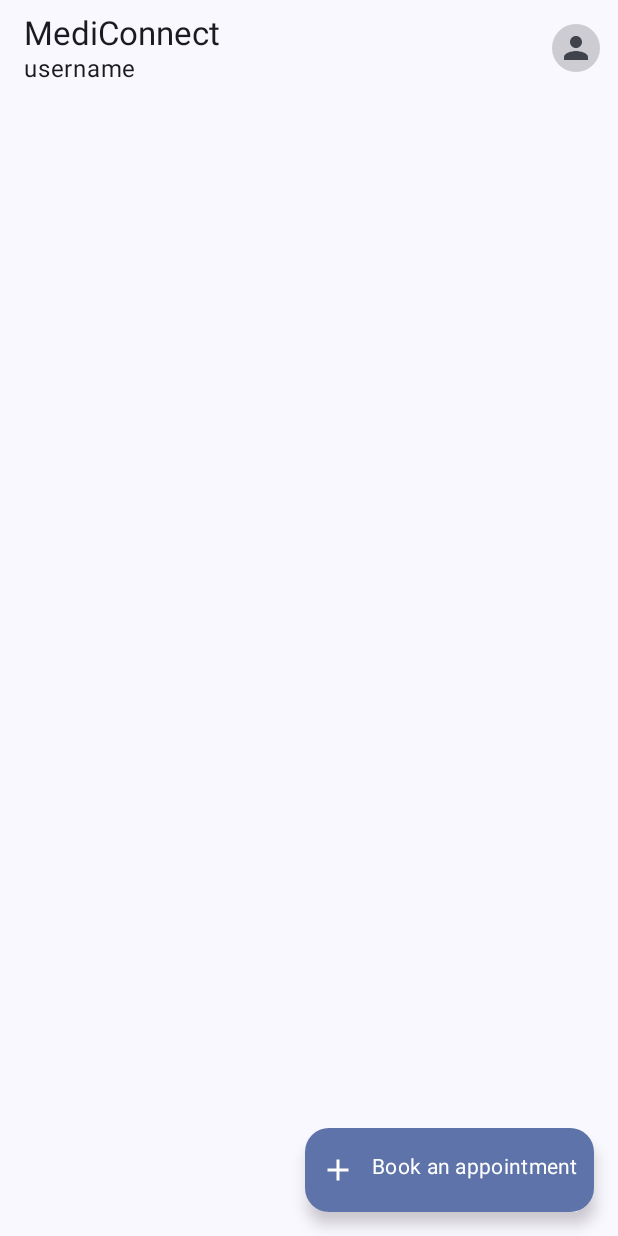
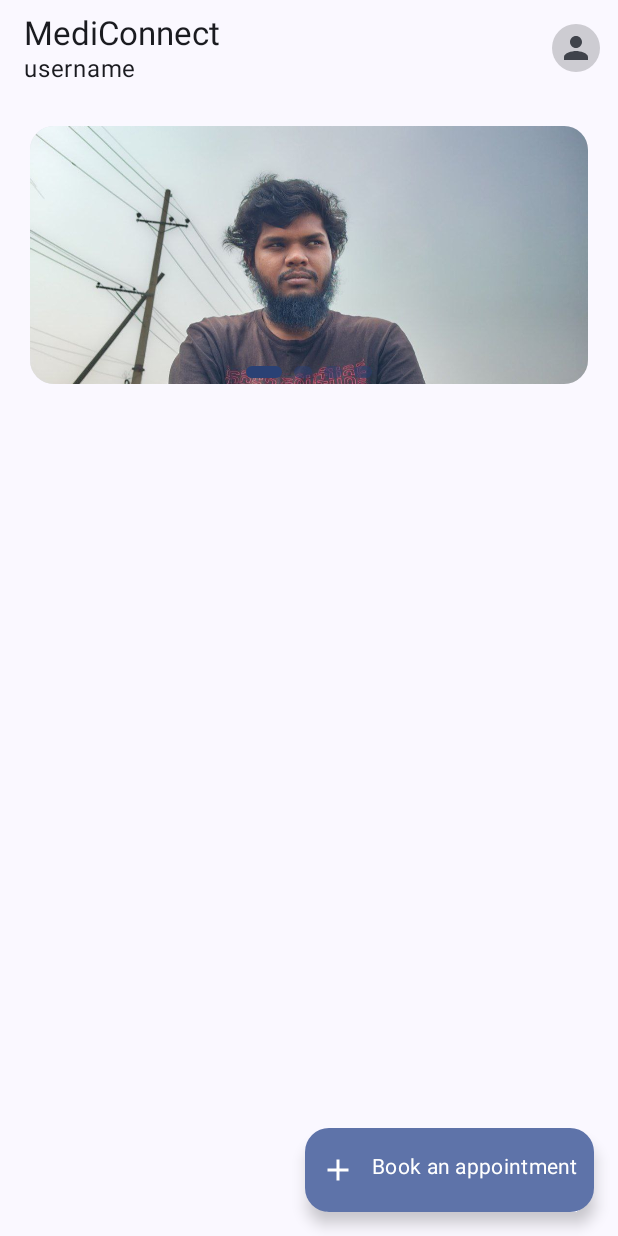
Before and after one commit to mdabdulazizzisan/MediConnect, an Android app built with Jetpack Compose: the HomeScreen screen opened through its navigation route, on a phone screen of 412 x 824 dp. Run offline under Robolectric (Android 15) with nearby library versions, the phone set to English and light mode, and no system bars; our stand-ins replace Firebase (no records; nobody signed in at launch, a user with empty details on screens opened directly).

Commit message:
Add auto scrolling carousal in home

```diff
--- a/app/src/main/java/com/kolu/mediconnect/presentation/screens/home/HomeContent.kt
+++ b/app/src/main/java/com/kolu/mediconnect/presentation/screens/home/HomeContent.kt
@@ -1,16 +1,27 @@
 package com.kolu.mediconnect.presentation.screens.home
 
 import android.annotation.SuppressLint
+import androidx.compose.foundation.ExperimentalFoundationApi
+import androidx.compose.foundation.Image
 import androidx.compose.foundation.background
+import androidx.compose.foundation.clickable
+import androidx.compose.foundation.layout.Box
 import androidx.compose.foundation.layout.Column
 import androidx.compose.foundation.layout.Row
 import androidx.compose.foundation.layout.Spacer
 import androidx.compose.foundation.layout.fillMaxSize
+import androidx.compose.foundation.layout.fillMaxWidth
+import androidx.compose.foundation.layout.height
 import androidx.compose.foundation.layout.padding
+import androidx.compose.foundation.layout.width
+import androidx.compose.foundation.pager.HorizontalPager
+import androidx.compose.foundation.pager.rememberPagerState
 import androidx.compose.foundation.shape.CircleShape
+import androidx.compose.foundation.shape.RoundedCornerShape
 import androidx.compose.material.icons.Icons
 import androidx.compose.material.icons.filled.Add
 import androidx.compose.material.icons.filled.Person
+import androidx.compose.material3.Card
 import androidx.compose.material3.ExperimentalMaterial3Api
 import androidx.compose.material3.FloatingActionButton
 import androidx.compose.material3.Icon
@@ -20,11 +31,21 @@ import androidx.compose.material3.Scaffold
 import androidx.compose.material3.Text
 import androidx.compose.material3.TopAppBar
 import androidx.compose.runtime.Composable
+import androidx.compose.runtime.LaunchedEffect
+import androidx.compose.runtime.getValue
+import androidx.compose.runtime.mutableStateOf
+import androidx.compose.runtime.remember
+import androidx.compose.runtime.setValue
+import androidx.compose.ui.Alignment
 import androidx.compose.ui.Modifier
 import androidx.compose.ui.draw.clip
+import androidx.compose.ui.layout.ContentScale
+import androidx.compose.ui.res.painterResource
 import androidx.compose.ui.tooling.preview.Preview
 import androidx.compose.ui.unit.dp
+import com.kolu.mediconnect.R
 import com.kolu.mediconnect.ui.theme.MediConnectTheme
+import kotlinx.coroutines.delay
 
 @Composable
 fun HomeContent(
@@ -44,7 +65,9 @@ fun HomeContent(
                 .padding(innerPadding)
                 .fillMaxSize()
                 .background(MaterialTheme.colorScheme.background)
-        ) { }
+        ) {
+            BannerCarousel(onBannerClick = onBookAnAppointmentClick)
+        }
     }
 }
 
@@ -104,6 +127,83 @@ fun HomeTopBar(
 
 }
 
+@OptIn(ExperimentalFoundationApi::class)
+@Composable
+fun BannerCarousel(
+    modifier: Modifier = Modifier,
+    onBannerClick: () -> Unit
+) {
+    val bannerImages = listOf(
+        R.drawable.image1,
+        R.drawable.image4,
+        R.drawable.image2,
+        R.drawable.image3
+
+    )
+
+    val pagerState = rememberPagerState(pageCount = { bannerImages.size })
+
+    LaunchedEffect(Unit) {
+        while(true) {
+            delay(3000)
+            val nextPage = (pagerState.currentPage + 1) % bannerImages.size
+            pagerState.animateScrollToPage(nextPage)
+        }
+    }
+
+    Column(
+        modifier = modifier
+            .fillMaxWidth()
+            .padding(16.dp)
+    ) {
+        Box(
+            modifier = Modifier
+                .fillMaxWidth()
+                .height(180.dp)
+        ) {
+            HorizontalPager(
+                state = pagerState,
+                modifier = Modifier.fillMaxSize()
+            ) { page ->
+                Card(
+                    modifier = Modifier
+                        .fillMaxSize()
+                        .padding(4.dp)
+                        .clickable { onBannerClick() },
+                    shape = RoundedCornerShape(16.dp)
+                ) {
+                    Image(
+                        painter = painterResource(id = bannerImages[page]),
+                        contentDescription = "Banner ${page + 1}",
+                        contentScale = ContentScale.Crop,
+                        modifier = Modifier.fillMaxSize()
+                    )
+                }
+            }
+
+            Row(
+                modifier = Modifier
+                    .align(Alignment.BottomCenter)
+                    .padding(bottom = 8.dp)
+            ) {
+                repeat(bannerImages.size) { index ->
+                    val isSelected = pagerState.currentPage == index
+                    Box(
+                        modifier = Modifier
+                            .padding(horizontal = 4.dp)
+                            .width(if (isSelected) 24.dp else 12.dp)
+                            .height(8.dp)
+                            .clip(CircleShape)
+                            .background(
+                                if (isSelected) MaterialTheme.colorScheme.primary
+                                else MaterialTheme.colorScheme.primary.copy(alpha = 0.5f)
+                            )
+                    )
+                }
+            }
+        }
+    }
+}
 
 @Preview(showSystemUi = true, showBackground = true)
 @Composable
```
Also changed, not shown: app/src/main/res/drawable/image1.jpg (added), app/src/main/res/drawable/image2.jpg (added), app/src/main/res/drawable/image3.jpg (added), app/src/main/res/drawable/image4.jpg (added).
